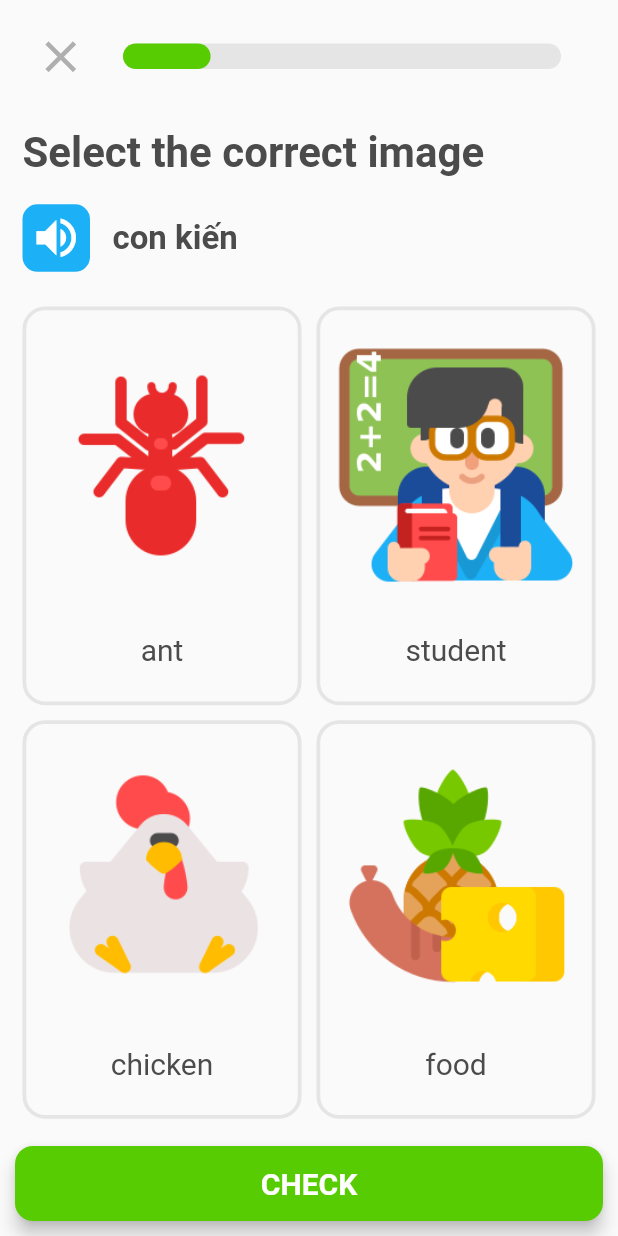
After one commit to m0rp43us/flutter-duolingo, a Flutter app: the HomeScreen screen opened by its route, after a tap on an icon or button, on a phone screen of 412 x 824 dp. The commit adds this screen. Run offline on Flutter 3.47's test engine with Material 2 defaults, Android fonts, the phone set to English and light mode, and no system bars; drawn by our look-alikes of percent_indicator; our stand-ins replace contained_tab_bar_view, firebase_auth, firebase_core, google_sign_in; accounts and stored records are empty.

Commit message:
Add LessonScreen display when clicking a CourseNode.

```diff
--- a/lib/views/course_screen/components/course_node.dart
+++ b/lib/views/course_screen/components/course_node.dart
@@ -1,3 +1,5 @@
+import 'package:duolingo/views/course_screen/components/course_popup.dart';
+import 'package:duolingo/views/lesson_screen/lesson_screen.dart';
 import 'package:flutter/material.dart';
 import 'package:percent_indicator/circular_percent_indicator.dart';
 
@@ -8,20 +10,55 @@ class CourseNode extends StatelessWidget {
   int? crown;
   double? percent;
 
-  CourseNode(this.name, {this.image, this.color, this.crown, this.percent, Key? key})
+  CourseNode(this.name,
+      {this.image, this.color, this.crown, this.percent, Key? key})
       : super(key: key);
 
   @override
   Widget build(BuildContext context) {
     return Column(
       children: [
-        Row(
+        GestureDetector(
+          onTap: () {
+            Navigator.of(context).push(
+              MaterialPageRoute(
+                builder: (context) => const LessonScreen(),
+              ),
+            );
+          },
+          child: node(),
+        ),
+        const Padding(padding: EdgeInsets.all(5)),
+        courseName(),
+      ],
+    );
+  }
+
+  node() {
+    return Row(
       mainAxisAlignment: MainAxisAlignment.center,
       children: [
         Stack(
           alignment: Alignment.center,
           children: [
-                Transform.rotate(
+            progressCircle(),
+            CircleAvatar(
+              backgroundColor: color ?? const Color(0xFF2B70C9),
+              radius: 37,
+            ),
+            Image.asset(
+              image ?? 'assets/images/egg.png',
+              width: 42,
+            ),
+            subCrown(),
+          ],
+        ),
+      ],
+    );
+  }
+
+  progressCircle() {
+    return Transform.rotate(
       angle: 2.7,
       child: CircularPercentIndicator(
         radius: 55.0,
@@ -31,16 +68,11 @@ class CourseNode extends StatelessWidget {
         progressColor: const Color(0xFFFFC800),
         backgroundColor: Colors.grey.shade300,
       ),
-                ),
-                CircleAvatar(
-                  backgroundColor: color ?? const Color(0xFFB66E28), //Color(0xFF1CB0F6),
-                  radius: 37,
-                ),
-                Image.asset(
-                  image ?? 'assets/images/egg.png',
-                  width: 42,
-                ),
-                Positioned(
+    );
+  }
+
+  subCrown() {
+    return Positioned(
       right: 0,
       bottom: 5,
       child: Stack(
@@ -57,15 +89,11 @@ class CourseNode extends StatelessWidget {
           ),
         ],
       ),
-                ),
-              ],
-            ),
-          ],
-        ),
-        const Padding(padding: EdgeInsets.all(5)),
-        Text(name,
-            style: const TextStyle(fontWeight: FontWeight.bold, fontSize: 18)),
-      ],
     );
   }
+
+  courseName() {
+    return Text(name,
+        style: const TextStyle(fontWeight: FontWeight.bold, fontSize: 18));
   }
+}
--- /dev/null
+++ b/lib/views/lesson_screen/components/grid_lesson.dart
@@ -0,0 +1,147 @@
+import 'package:duolingo/views/lesson_screen/components/bottom_button.dart';
+import 'package:duolingo/views/lesson_screen/components/stage_changed.dart';
+import 'package:flutter/material.dart';
+
+class GridLesson extends StatelessWidget {
+  final Widget checkButton;
+  const GridLesson({required this.checkButton, Key? key}) : super(key: key);
+  @override
+  Widget build(BuildContext context) {
+    return Column(
+      mainAxisAlignment: MainAxisAlignment.spaceBetween,
+      children: [
+        instruction('Select the correct image'),
+        questionRow('con kiến'),
+        GridView.count(
+          primary: false,
+          shrinkWrap: true,
+          padding: const EdgeInsets.only(left: 15, right: 15),
+          crossAxisCount: 2,
+          crossAxisSpacing: 10,
+          mainAxisSpacing: 10,
+          childAspectRatio: 0.7,
+          children: [
+            gridChoice('assets/images/ant.png', 'ant'),
+            gridChoice('assets/images/student.png', 'student'),
+            gridChoice('assets/images/chicken.png', 'chicken'),
+            gridChoice('assets/images/food.png', 'food'),
+          ],
+        ),
+        checkButton,
+      ],
+    );
+  }
+
+  gridChoice(String image, String title) {
+    return Container(
+      height: 400,
+      padding: const EdgeInsets.all(5),
+      decoration: BoxDecoration(
+        borderRadius: BorderRadius.circular(15),
+        border: Border.all(
+          width: 2.5,
+          color: const Color(0xFFE5E5E5),
+        ),
+      ),
+      child: Column(
+        mainAxisAlignment: MainAxisAlignment.spaceAround,
+        children: [
+          Container(
+              padding: const EdgeInsets.all(5),
+              child: Center(child: Image.asset(image, scale: 0.5))),
+          Container(
+            alignment: Alignment.bottomCenter,
+            margin: const EdgeInsets.only(bottom: 5),
+            child: Text(
+              title,
+              style: const TextStyle(color: Color(0xFF4B4B4B), fontSize: 20),
+            ),
+          ),
+        ],
+      ),
+    );
+  }
+
+  questionRow(String question) {
+    return Container(
+      margin: const EdgeInsets.only(left: 15, bottom: 5),
+      child: Row(
+        children: [
+          speakButton(),
+          const Padding(padding: EdgeInsets.only(right: 15)),
+          Text(
+            question,
+            style: const TextStyle(
+                fontSize: 22,
+                fontWeight: FontWeight.bold,
+                color: Color(0xFF4B4B4B)),
+          )
+        ],
+      ),
+    );
+  }
+
+  speakButton() {
+    return Container(
+      padding: const EdgeInsets.all(5),
+      decoration: BoxDecoration(
+        color: const Color(0xFF1CB0F6),
+        borderRadius: BorderRadius.circular(10),
+      ),
+      child: const Icon(
+        Icons.volume_up,
+        color: Colors.white,
+        size: 35,
+      ),
+    );
+  }
+
+  instruction(String text) {
+    return Align(
+      alignment: Alignment.centerLeft,
+      child: Container(
+        padding: const EdgeInsets.only(top: 10, left: 15),
+        child: Text(
+          text,
+          style: const TextStyle(
+            fontSize: 28,
+            fontWeight: FontWeight.bold,
+            color: Color(0xFF4B4B4B),
+          ),
+        ),
+      ),
+    );
+  }
+
+  // bottomButton(BuildContext context, String title) {
+  //   return Center(
+  //     child: Container(
+  //       width: double.infinity,
+  //       height: 50,
+  //       margin: const EdgeInsets.only(left: 10, right: 10, bottom: 10),
+  //       child: ElevatedButton(
+  //         onPressed: () {
+  //           StageChanged(0.5).dispatch(context);
+  //           // Navigator.pushNamed(context, '/choose-language');
+  //         },
+  //         child: Text(
+  //           title,
+  //           style: const TextStyle(
+  //             color: Colors.white,
+  //             fontSize: 20,
+  //             fontWeight: FontWeight.bold,
+  //           ),
+  //         ),
+  //         style: ElevatedButton.styleFrom(
+  //           primary: const Color(0xFF58CC02),
+  //           elevation: 5,
+  //           shape: RoundedRectangleBorder(
+  //             borderRadius: BorderRadius.circular(12),
+  //           ),
+  //         ),
+  //       ),
+  //     ),
+  //   );
+  // }
+
+}
--- /dev/null
+++ b/lib/views/lesson_screen/components/lesson_app_bar.dart
@@ -0,0 +1,47 @@
+import 'package:flutter/material.dart';
+import 'package:percent_indicator/linear_percent_indicator.dart';
+
+class LessonAppBar extends StatelessWidget implements PreferredSizeWidget {
+  final double percent;
+  const LessonAppBar({required this.percent, Key? key}) : super(key: key);
+
+  @override
+  Size get preferredSize => const Size.fromHeight(75);
+
+  @override
+  Widget build(BuildContext context) {
+    return AppBar(
+      toolbarHeight: 80,
+      shadowColor: Colors.transparent,
+      backgroundColor: Colors.transparent,
+      title: progressBar(context, percent),
+      centerTitle: true,
+      leading: Padding(
+        padding: const EdgeInsets.only(left: 15),
+        child: IconButton(
+          icon: const Icon(
+            Icons.close,
+            color: Color(0xFFAFAFAF),
+            size: 35,
+          ),
+          onPressed: () {
+            Navigator.pop(context);
+          },
+        ),
+      ),
+    );
+  }
+
+  progressBar(BuildContext context, double percent) {
+    return LinearPercentIndicator(
+      width: MediaQuery.of(context).size.width - 100,
+      animation: true,
+      lineHeight: 17.0,
+      animationDuration: 100,
+      percent: percent,
+      barRadius: const Radius.circular(10),
+      backgroundColor: const Color(0xFFE5E5E5),
+      progressColor: const Color(0xFF58CC02),
+    );
+  }
+}
--- /dev/null
+++ b/lib/views/lesson_screen/components/stage_changed.dart
@@ -0,0 +1,7 @@
+
+import 'package:flutter/material.dart';
+
+class StageChanged extends Notification {
+  final double percent;
+  StageChanged(this.percent);
+}
--- /dev/null
+++ b/lib/views/lesson_screen/lesson_screen.dart
@@ -0,0 +1,121 @@
+import 'package:duolingo/views/lesson_screen/components/bottom_button.dart';
+import 'package:duolingo/views/lesson_screen/components/grid_lesson.dart';
+import 'package:duolingo/views/lesson_screen/components/lesson_app_bar.dart';
+import 'package:duolingo/views/lesson_screen/components/list_lesson.dart';
+import 'package:flutter/material.dart';
+
+class LessonScreen extends StatefulWidget {
+  const LessonScreen({Key? key}) : super(key: key);
+
+  @override
+  State<StatefulWidget> createState() {
+    return LessonScreenState();
+  }
+}
+
+class LessonScreenState extends State<LessonScreen> {
+  double percent = 0.2;
+  int index = 0;
+
+  @override
+  Widget build(BuildContext context) {
+    var lessons = [
+      GridLesson(checkButton: bottomButton(context, 'CHECK')),
+      ListLesson('Translate the sentence', 'Tôi là học sinh.',
+          ['I am a chicken.', 'I\'m a student.', 'They are a student.'],
+          checkButton: bottomButton(context, 'CHECK')),
+      ListLesson('Translate the sentence', 'Xin chào.',
+          ['Hello.', 'My name is Duolingo.', 'What is your name?'],
+          checkButton: bottomButton(context, 'CHECK')),
+      ListLesson('Choose an appropriate response', 'Bạn tên gì?',
+          ['Tôi tên là Duolingo.', 'Tôi học lớp 2.', 'Tôi không biết.'],
+          checkButton: bottomButton(context, 'CHECK')),
+      ListLesson('Translate the sentence', 'Bye.',
+          ['Tôi ổn.', 'Tạm biệt.', 'Ngủ ngon.'],
+          checkButton: bottomButton(context, 'CHECK')),
+    ];
+
+    return Scaffold(
+      appBar: LessonAppBar(percent: percent),
+      body: lessons[index],
+    );
+  }
+
+  bottomButton(BuildContext context, String title) {
+    return Center(
+      child: Container(
+        width: double.infinity,
+        height: 50,
+        margin: const EdgeInsets.only(left: 10, right: 10, bottom: 10),
+        child: ElevatedButton(
+          onPressed: () {
+            setState(() {
+              if (percent < 1) {
+                percent += 0.2;
+                index++;
+              } else {
+                showDialog(
+                  context: context,
+                  builder: (BuildContext context) {
+                    return dialog('Great job');
+                  },
+                );
+              }
+            });
+          },
+          child: Text(
+            title,
+            style: const TextStyle(
+              color: Colors.white,
+              fontSize: 20,
+              fontWeight: FontWeight.bold,
+            ),
+          ),
+          style: ElevatedButton.styleFrom(
+            primary: const Color(0xFF58CC02),
+            elevation: 5,
+            shape: RoundedRectangleBorder(
+              borderRadius: BorderRadius.circular(12),
+            ),
+          ),
+        ),
+      ),
+    );
+  }
+
+  dialog(String title) {
+    return Align(
+      alignment: Alignment.bottomCenter,
+      child: Container(
+        height: 120,
+        width: double.infinity,
+        decoration: const BoxDecoration(color: Color(0xFFd7ffb8)),
+        child: Column(
+          mainAxisAlignment: MainAxisAlignment.spaceBetween,
+          children: [
+            dialogTitle(title),
+            BottomButton(context, title: 'CONTINUE'),
+          ],
+        ),
+      ),
+    );
+  }
+
+  dialogTitle(String text) {
+    return Align(
+      alignment: Alignment.centerLeft,
+      child: Container(
+        margin: const EdgeInsets.only(top: 15),
+        padding: const EdgeInsets.only(left: 15),
+        child: DefaultTextStyle(
+          style: const TextStyle(
+            fontSize: 25,
+            fontWeight: FontWeight.bold,
+            color: Color(0xFF43C000),
+          ),
+          child: Text(text),
+        ),
+      ),
+    );
+  }
+}
--- a/pubspec.yaml
+++ b/pubspec.yaml
@@ -39,6 +39,7 @@ dependencies:
   google_sign_in: ^5.3.0
   percent_indicator: ^4.0.0
   contained_tab_bar_view: ^0.8.0
+  flutter_custom_dialog: ^1.2.0
 
 dev_dependencies:
   flutter_test:
```
Also changed, not shown: lib/views/course_screen/components/course_popup.dart (added, +102 -0 lines), lib/views/lesson_screen/components/bottom_button.dart (added, +39 -0 lines), lib/views/lesson_screen/components/list_lesson.dart (added, +111 -0 lines), assets/images/ant.png (added), assets/images/ball.png (added), assets/images/chicken.png (added), assets/images/food.png, assets/images/student.png (added), pubspec.lock. Lines whose indentation alone changed are shown as unchanged.
